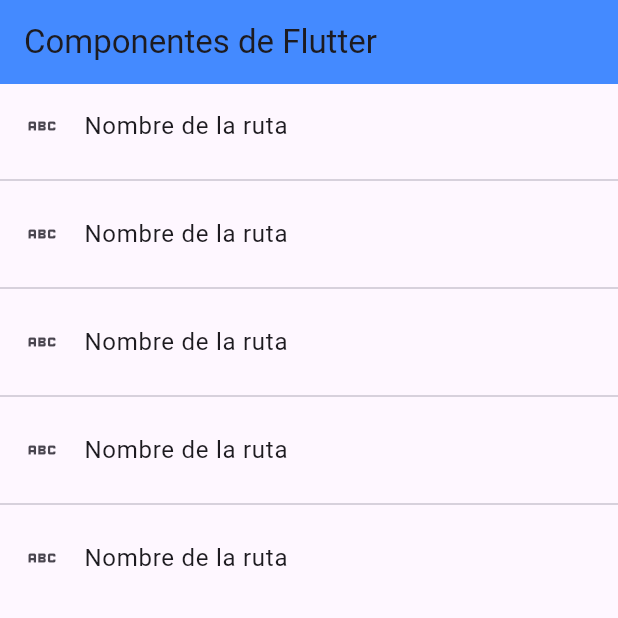
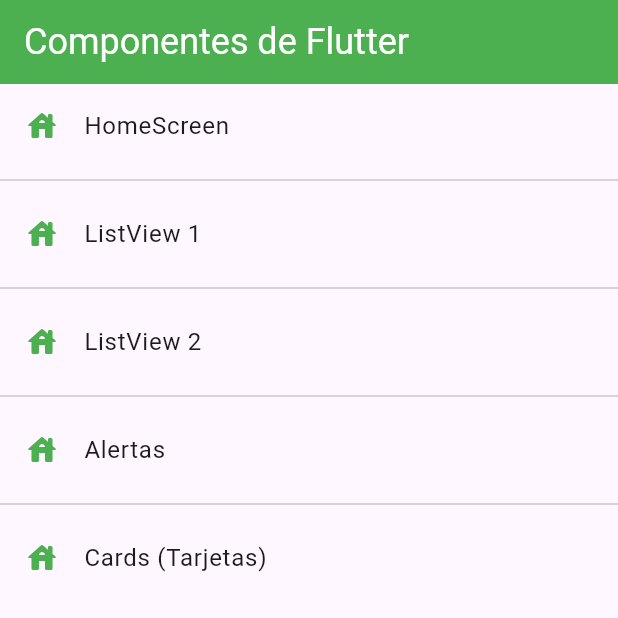
Before and after one commit to AlvaroFernandezRodriguez4/fl_components, a Flutter app: the screen it shows after launch, on a phone screen of 412 x 824 dp, the top half of it. Run offline on Flutter 3.47's test engine with Material 3 defaults, Android fonts, the phone set to English and light mode, and no system bars.

```diff
--- a/lib/main.dart
+++ b/lib/main.dart
@@ -1,7 +1,6 @@
 import 'package:fl_components/routes/app_routes.dart';
+import 'package:fl_components/theme/app_theme.dart';
 import 'package:flutter/material.dart';
-
-import 'screens/screens.dart';
 
 void main() => runApp(const MyApp());
 
@@ -15,8 +14,9 @@ class MyApp extends StatelessWidget {
       title: 'Material App',
       //home:  const Listview2Screen(),
       initialRoute: AppRoutes.intialRoute,
-      routes: AppRoutes.routes,
+      routes: AppRoutes.getAppRoutes(),
       onGenerateRoute: AppRoutes.onGenerateRoute,
+      theme: AppTheme.lightTheme
     );
   }
 }
--- a/lib/routes/app_routes.dart
+++ b/lib/routes/app_routes.dart
@@ -1,4 +1,3 @@
-import 'package:fl_components/models/models.dart';
 import 'package:fl_components/models/models.dart';
 import 'package:fl_components/screens/screens.dart';
 import 'package:flutter/material.dart';
@@ -7,23 +6,44 @@ class AppRoutes {
   static const intialRoute = 'home';
 
   static final MenuOptions = <MenuOption>[
-    MenuOption(route: 'home',
-      icon: Icons.house_rounded,
-      name: 'HomeScreen',
-      screen: const HomeScreen())
+    MenuOption(
+        route: 'home',
+        icon: Icons.house_rounded,
+        name: 'HomeScreen',
+        screen: const HomeScreen()),
+    MenuOption(
+        route: 'listview1',
+        icon: Icons.house_rounded,
+        name: 'ListView 1',
+        screen: const Listview1Screen()),
+    MenuOption(
+        route: 'listview2',
+        icon: Icons.house_rounded,
+        name: 'ListView 2',
+        screen: const Listview2Screen()),
+    MenuOption(
+        route: 'alert',
+        icon: Icons.house_rounded,
+        name: 'Alertas',
+        screen: const AlertScreen()),
+    MenuOption(
+        route: 'caed',
+        icon: Icons.house_rounded,
+        name: 'Cards (Tarjetas)',
+        screen: const CardScreen())
   ];
 
-  static Map<String, Widget Function(BuildContext)> routes = {
-        'listview1': (BuildContext context) => const Listview1Screen(),
-        'listview2': (BuildContext context) => const Listview2Screen(),
-        'alert': (BuildContext context) => const AlertScreen(),
-        'card': (BuildContext context) => const CardScreen(),
-        'home': (BuildContext context) => const HomeScreen(),
-      };
+  static Map<String, Widget Function(BuildContext)> getAppRoutes(){
+    Map<String, Widget Function(BuildContext)> appRoutes = {};
 
-      static Route<dynamic> onGenerateRoute (RouteSettings settings){
-        return MaterialPageRoute(
-          builder: (context) => const AlertScreen()
-          );
-      }
+    for (final option in MenuOptions) {
+      appRoutes.addAll({option.route : (BuildContext context)=>option.screen});
+    }
+    return appRoutes;
+  }
+
+
+  static Route<dynamic> onGenerateRoute(RouteSettings settings) {
+    return MaterialPageRoute(builder: (context) => const AlertScreen());
+  }
 }
--- a/lib/screens/home_screen.dart
+++ b/lib/screens/home_screen.dart
@@ -1,4 +1,4 @@
-import 'package:fl_components/screens/listview1_screen.dart';
+import 'package:fl_components/routes/app_routes.dart';
 import 'package:flutter/material.dart';
 
 class HomeScreen extends StatelessWidget {
@@ -10,20 +10,18 @@ class HomeScreen extends StatelessWidget {
     return Scaffold(
       appBar: AppBar(
         title: const Text('Componentes de Flutter'),
-        backgroundColor: Colors.blueAccent,
+        //backgroundColor: Colors.blueAccent,
       ),
       body: ListView.separated(
         itemBuilder: (context, index) => ListTile(
-          leading: const Icon(
-            Icons.abc_outlined
-          ),
-          title: const Text('Nombre de la ruta'),
+          leading:  Icon(AppRoutes.MenuOptions[index].icon),
+          title:  Text(AppRoutes.MenuOptions[index].name),
           onTap: (){
-            Navigator.pushNamed(context, 'card');
+            Navigator.pushNamed(context, AppRoutes.MenuOptions[index].route);
           },
         ),
         separatorBuilder: (context, index) => const Divider(),
-        itemCount: 5,
+        itemCount: AppRoutes.MenuOptions.length,
       )
     );
   }
--- a/lib/screens/listview1_screen.dart
+++ b/lib/screens/listview1_screen.dart
@@ -10,7 +10,7 @@ class Listview1Screen extends StatelessWidget {
     return Scaffold(
       appBar: AppBar(
           title: const Text("ListView Tipo 1"),
-          backgroundColor: const Color.fromARGB(255, 19, 75, 112),
+          //backgroundColor: const Color.fromARGB(255, 19, 75, 112),
           foregroundColor: Colors.white),
       body: ListView(
         children: [
--- a/lib/screens/listview2_screen.dart
+++ b/lib/screens/listview2_screen.dart
@@ -10,7 +10,7 @@ class Listview2Screen extends StatelessWidget {
     return Scaffold(
         appBar: AppBar(
             title: const Text("ListView Tipo 2"),
-            backgroundColor: const Color.fromARGB(255, 19, 75, 112),
+            //backgroundColor: const Color.fromARGB(255, 19, 75, 112),
             foregroundColor: Colors.white),
         body: ListView.separated(
             itemBuilder: (context, index) => ListTile(
--- /dev/null
+++ b/lib/theme/app_theme.dart
@@ -0,0 +1,25 @@
+import 'package:flutter/material.dart';
+
+class AppTheme {
+  static const Color primary = Colors.green;
+
+  static final ThemeData lightTheme = ThemeData.light().copyWith(
+         //Color primario
+        primaryColor: primary,
+        //AppBar Theme
+        appBarTheme: const AppBarTheme(
+          color: primary,
+          titleTextStyle: TextStyle(color: Colors.white, fontSize: 24),
+          iconTheme: IconThemeData(color: Colors.white)
+        ),
+        //ListTile Theme
+        listTileTheme: const ListTileThemeData(
+          iconColor: primary,
+        ),
+        //TextButton Theme
+        textButtonTheme: TextButtonThemeData(
+          style: TextButton.styleFrom(foregroundColor: primary)
+        )
+  );
+
+}
--- /dev/null
+++ b/lib/widgets/widgets.dart
@@ -0,0 +1,2 @@
+export 'package:fl_components/widgets/custom_card_tipo_1.dart';
+export 'package:fl_components/widgets/custom_card_tipo_2.dart';
--- a/pubspec.yaml
+++ b/pubspec.yaml
@@ -59,7 +59,8 @@ flutter:
   uses-material-design: true
 
   # To add assets to your application, add an assets section, like this:
-  # assets:
+  assets:
+  - assets/
   #   - images/a_dot_burr.jpeg
   #   - images/a_dot_ham.jpeg
 
```
Also changed, not shown: lib/screens/card_screen.dart (+11 -3 lines), lib/widgets/custom_card_tipo_1.dart (added, +35 -0 lines), lib/widgets/custom_card_tipo_2.dart (added, +34 -0 lines), assets/Loading_icon.gif (added).
